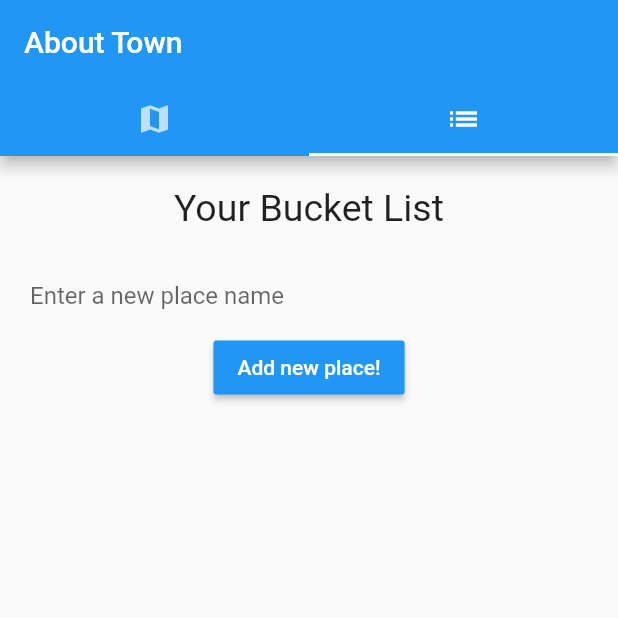
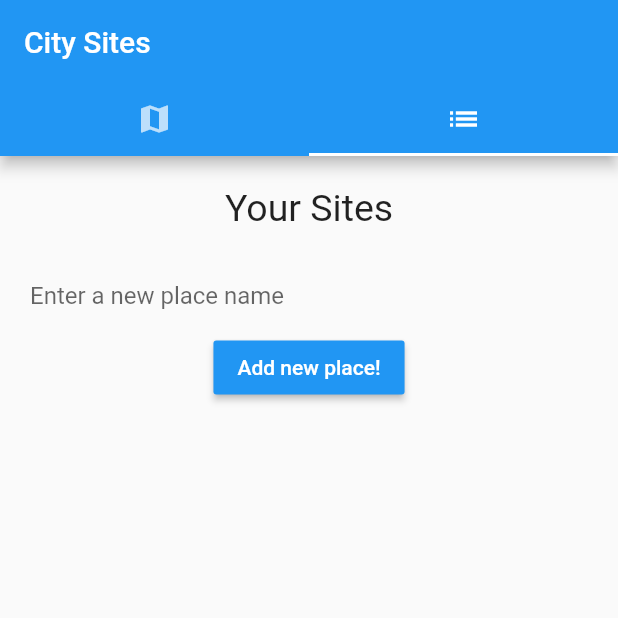
Before and after one commit to cafloyd/cityBucketList, a Flutter app: the screen it shows after launch, tab 2 chosen, on a phone screen of 412 x 824 dp, the top half of it. Run offline on Flutter 3.47's test engine with Material 2 defaults, Android fonts, the phone set to English and light mode, and no system bars; our stand-ins replace google_maps_flutter.

Commit message:
chore: cleaned up code

```diff
--- /dev/null
+++ b/lib/credentials.dart
@@ -0,0 +1,5 @@
+const PLACES_API_KEY = '';
+
+const ANDROID_KEY = '';
+
+const IOS_KEY = '';
--- a/lib/main.dart
+++ b/lib/main.dart
@@ -38,7 +38,7 @@ class _MyAppState extends State<MyApp> {
       length: 2,
       child: Scaffold(
           appBar: AppBar(
-              title: Text('About Town'),
+              title: Text('City Sites'),
               bottom: TabBar(
                 tabs: [
                   Tab(icon: Icon(Icons.map)),
--- a/lib/placeList.dart
+++ b/lib/placeList.dart
@@ -24,7 +24,7 @@ class _PlaceListState extends State<PlaceList> {
         child: Column(
           children: [
             Text(
-              'Your Bucket List',
+              'Your Sites',
               style: TextStyle(fontSize: 25),
             ),
             ...widget.placeListArray.map((place) {
```
